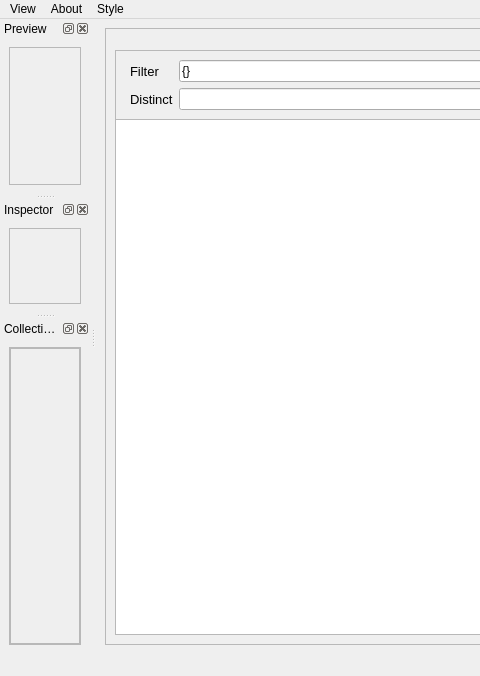
First picture: the form in main.ui, repository compix/MetadataManager, before the edit; both pictures show x 0 to 480 and y 0 to 676 of the 1014 by 676 pixel window.
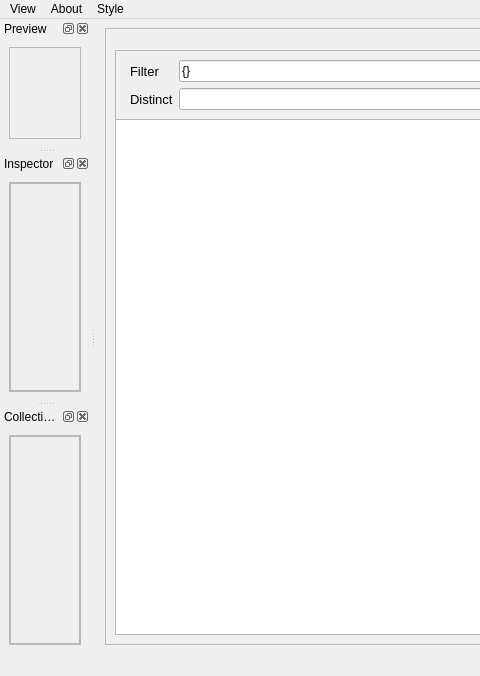
Second picture: the form after the edit.

Diff of the .ui file:
```diff
--- a/main.ui
+++ b/main.ui
@@ -216,6 +216,42 @@
        <property name="frameShadow">
         <enum>QFrame::Raised</enum>
        </property>
+       <layout class="QVBoxLayout" name="verticalLayout_9">
+        <property name="leftMargin">
+         <number>0</number>
+        </property>
+        <property name="topMargin">
+         <number>0</number>
+        </property>
+        <property name="rightMargin">
+         <number>0</number>
+        </property>
+        <property name="bottomMargin">
+         <number>0</number>
+        </property>
+        <item>
+         <widget class="QScrollArea" name="scrollArea_2">
+          <property name="widgetResizable">
+           <bool>true</bool>
+          </property>
+          <widget class="QWidget" name="scrollAreaWidgetContents_2">
+           <property name="geometry">
+            <rect>
+             <x>0</x>
+             <y>0</y>
+             <width>69</width>
+             <height>97</height>
+            </rect>
+           </property>
+           <layout class="QVBoxLayout" name="verticalLayout_3">
+            <item>
+             <layout class="QFormLayout" name="inspectorFormLayout"/>
+            </item>
+           </layout>
+          </widget>
+         </widget>
+        </item>
+       </layout>
       </widget>
      </item>
     </layout>
@@ -315,7 +351,7 @@
              <x>0</x>
              <y>0</y>
              <width>69</width>
-             <height>135</height>
+             <height>274</height>
             </rect>
            </property>
            <layout class="QVBoxLayout" name="verticalLayout_10">
```
Left out of the diff: 2 changed lines with no effect on the pictures.
